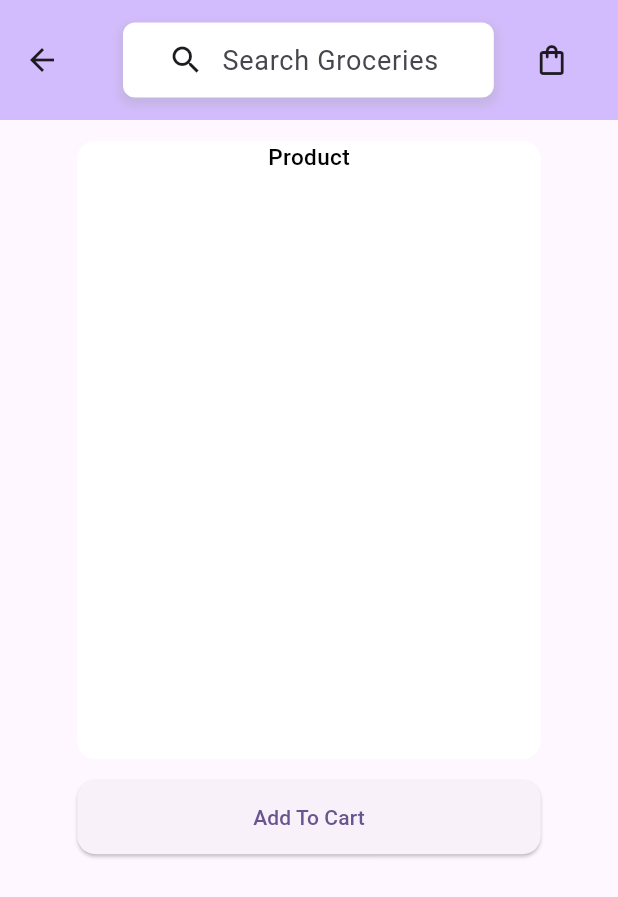
After one commit to girithc/otto-mart, a Flutter app: the screen it shows after launch, after a tap on "Product", on a phone screen of 412 x 824 dp. The commit adds this screen. Shown: the top 897 px of the screen. Run offline on Flutter 3.47's test engine with Material 2 defaults, Android fonts, the phone set to English and light mode, and no system bars; our stand-ins replace carousel_slider, google_fonts.

Commit message:
cart and product page

```diff
--- a/lib/main.dart
+++ b/lib/main.dart
@@ -2,6 +2,7 @@ import 'package:flutter/material.dart';
 import 'package:carousel_slider/carousel_slider.dart';
 import 'package:google_fonts/google_fonts.dart';
 import 'package:pronto/cart.dart';
+import 'package:pronto/product.dart';
 
 void main() {
   runApp(const MyApp());
@@ -304,19 +305,17 @@ class _MyHomePageState extends State<MyHomePage> {
                 children: [
                   CarouselSlider(
                     items: [
-                      /*
-                    Container(
-                      margin: const EdgeInsets.all(4.0),
-                      decoration: BoxDecoration(
-                        borderRadius: BorderRadius.circular(5.0),
-                        image: const DecorationImage(
-                          image: AssetImage("assets/images/store.png"),
-                          fit: BoxFit.cover,
+                      GestureDetector(
+                        onTap: () {
+                          Navigator.push(
+                            context,
+                            MaterialPageRoute(
+                              builder: (context) =>
+                                  const Product(), // Replace ProductDetailPage with your desired destination page
                             ),
-                      ),
-                    ),
-                    */
-                      Card(
+                          );
+                        },
+                        child: Card(
                           elevation: 5,
                           shadowColor: Colors.transparent,
                           color: Colors.white,
@@ -368,10 +367,8 @@ class _MyHomePageState extends State<MyHomePage> {
                               ],
                             ),
                           ),
+                        ),
                       )
-
-                      //3rd Image of Slider
-                      // ... Repeat for other images ...
                     ],
 
                     //Slider Container properties
--- /dev/null
+++ b/lib/product.dart
@@ -0,0 +1,179 @@
+import 'package:flutter/material.dart';
+
+import 'cart.dart';
+
+class Product extends StatelessWidget {
+  const Product({super.key});
+
+  @override
+  Widget build(BuildContext context) {
+    return Scaffold(
+      appBar: const CustomAppBar(),
+      body: Center(
+        child: Align(
+          alignment: Alignment
+              .topCenter, // Align the card and button to the top and center
+          child: Column(
+            children: [
+              const SizedBox(
+                height: 10,
+              ),
+              Card(
+                elevation: 5,
+                shadowColor: Colors.transparent,
+                color: Colors.white,
+                child: SizedBox(
+                  width: MediaQuery.of(context).size.width * 0.75,
+                  height: MediaQuery.of(context).size.height * 0.5,
+                  child: const Padding(
+                    padding: EdgeInsets.only(left: 15.0, right: 15.0, top: 0),
+                    child: Column(
+                      children: [
+                        Text(
+                          'Product',
+                          style: TextStyle(
+                            fontSize: 15,
+                            color: Colors.black,
+                            fontWeight: FontWeight.w500,
+                          ),
+                        ),
+                        Spacer(),
+                      ],
+                    ),
+                  ),
+                ),
+              ),
+              const SizedBox(
+                height: 10,
+              ), // Add spacing between the card and the button
+              SizedBox(
+                width: MediaQuery.of(context).size.width * 0.75,
+                height: MediaQuery.of(context).size.height *
+                    0.06, // Set the width of the button to 300
+                child: ElevatedButton(
+                  onPressed: () {
+                    // Add your button logic here
+                  },
+                  style: ElevatedButton.styleFrom(
+                    shape: RoundedRectangleBorder(
+                      borderRadius: BorderRadius.circular(
+                          12.0), // Adjust the value for squareness
+                    ),
+                    padding: const EdgeInsets.symmetric(
+                      horizontal: 16.0, // Adjust the horizontal padding
+                      vertical: 8.0, // Adjust the vertical padding
+                    ),
+                  ),
+                  child: const Text('Add To Cart'),
+                ),
+              ),
+            ],
+          ),
+        ),
+      ),
+    );
+  }
+}
+
+class CustomAppBar extends StatelessWidget implements PreferredSizeWidget {
+  const CustomAppBar({super.key});
+
+  @override
+  Size get preferredSize =>
+      const Size.fromHeight(80); // Increased height to accommodate content
+
+  @override
+  Widget build(BuildContext context) {
+    return GestureDetector(
+      // GestureDetector captures taps on the screen
+      onTap: () {
+        // When a tap is detected, reset the focus
+        FocusScope.of(context).unfocus();
+      },
+      child: AppBar(
+        backgroundColor: //Colors.deepPurpleAccent.shade100,
+            Theme.of(context).colorScheme.inversePrimary,
+        title: Column(
+          crossAxisAlignment: CrossAxisAlignment.start,
+          children: [
+            Row(
+              mainAxisAlignment: MainAxisAlignment.spaceBetween,
+              children: [
+                GestureDetector(
+                  // GestureDetector captures taps on the input field
+                  onTap: () {
+                    // Prevent the focus from being triggered when tapping on the input field
+                    // The empty onTap handler ensures that the tap event is captured here
+                  },
+                  child: Container(
+                    width: MediaQuery.of(context).size.width * 0.6,
+                    decoration: BoxDecoration(
+                      color: Colors.white,
+                      borderRadius: BorderRadius.circular(8.0),
+                      boxShadow: [
+                        BoxShadow(
+                          color: Colors.grey.withOpacity(0.3),
+                          spreadRadius: 2,
+                          blurRadius: 5,
+                          offset: const Offset(0, 3),
+                        ),
+                      ],
+                    ),
+                    margin: const EdgeInsets.symmetric(horizontal: 10.0),
+                    padding: const EdgeInsets.symmetric(horizontal: 18.0),
+                    height: 50, // Increased height to contain the input field
+                    child: Row(
+                      children: [
+                        IconButton(
+                          icon: const Icon(Icons.search),
+                          onPressed: () {
+                            // Your search logic here
+                          },
+                        ),
+                        Expanded(
+                          child: TextField(
+                            style: TextStyle(
+                              fontSize: 18,
+                              color:
+                                  Theme.of(context).colorScheme.inversePrimary,
+                            ),
+                            decoration: const InputDecoration(
+                              hintText: 'Search Groceries',
+                              border: InputBorder.none,
+                            ),
+                            // Add your custom logic for handling text input, if needed.
+                            // For example, you can use the onChanged callback to get the typed text.
+                            onChanged: (text) {
+                              // Your custom logic here
+                            },
+                          ),
+                        ),
+                      ],
+                    ),
+                  ),
+                ),
+                SizedBox(
+                  width: MediaQuery.of(context).size.width * 0.1,
+                  child: IconButton(
+                    padding: const EdgeInsets.only(right: 15.0),
+                    icon: const Icon(Icons.shopping_bag_outlined),
+                    onPressed: () {
+                      // Your notifications icon logic here
+                      Navigator.push(
+                          context,
+                          MaterialPageRoute(
+                              builder: (context) => const CartPage()));
+                    },
+                  ),
+                )
+              ],
+            ),
+          ],
+        ),
+        toolbarHeight: 130,
+        // Add any other actions or widgets to the AppBar if needed.
+        // For example, you can use actions to add buttons or icons.
+      ),
+    );
+  }
+}
```
Lines whose indentation alone changed are shown as unchanged.
